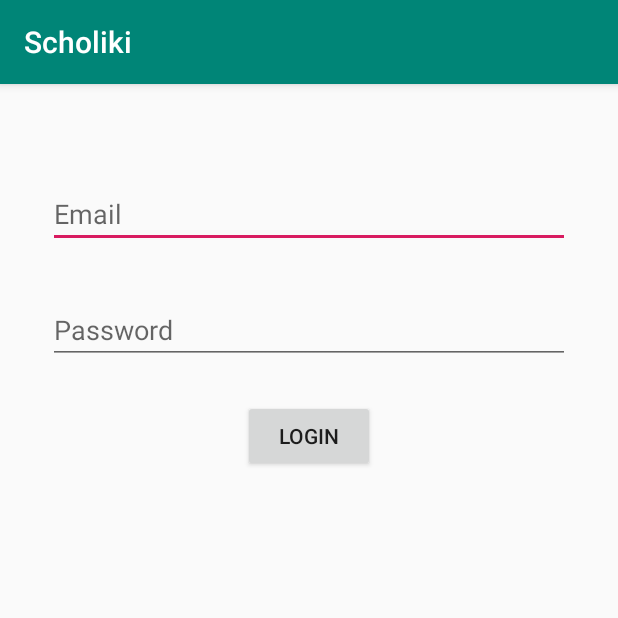
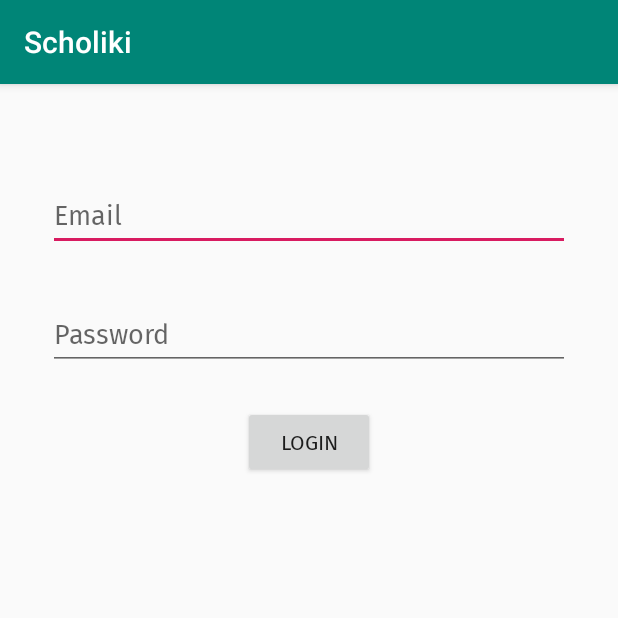
Before and after one commit to pixylife/Scholiki-Android-, an Android app: the LoginActivity screen opened directly, with no data from a screen before it, on a phone screen of 412 x 824 dp, the top half of it. Run offline under Robolectric (Android 15) with nearby library versions, the phone set to English and light mode, and no system bars.

Commit message:
Added login page validations

```diff
--- /dev/null
+++ b/app/src/main/java/com/azio/scholiki/model/User.kt
@@ -0,0 +1,6 @@
+package com.azio.scholiki.model
+
+/**
+ * Created by Sahan Thinusha on 11/8/2018.
+ */
+data class User( val email: String, val name: String, val password: String, val contactNo: String)
--- a/app/src/main/res/layout/activity_login.xml
+++ b/app/src/main/res/layout/activity_login.xml
@@ -12,6 +12,7 @@
             android:layout_width="wrap_content"
             android:layout_height="wrap_content"
             android:id="@+id/btnLogin" android:layout_marginTop="24dp"
+            android:fontFamily="@font/fira_sans_regular"
             app:layout_constraintTop_toBottomOf="@+id/edtPassword"
             app:layout_constraintStart_toStartOf="@+id/edtPassword"
             app:layout_constraintEnd_toEndOf="@+id/edtPassword"/>
@@ -22,6 +23,7 @@
             android:ems="10"
             android:id="@+id/edtEmail"
             android:hint="@string/edt_hint_email"
+            android:fontFamily="@font/fira_sans_regular"
             app:layout_constraintStart_toStartOf="parent" android:layout_marginStart="32dp"
             app:layout_constraintEnd_toEndOf="parent" android:layout_marginEnd="32dp" android:layout_marginTop="64dp"
             app:layout_constraintTop_toTopOf="parent"/>
@@ -31,6 +33,7 @@
             android:inputType="textPassword"
             android:ems="10"
             android:id="@+id/edtPassword"
+            android:fontFamily="@font/fira_sans_regular"
             android:hint="@string/edt_hint_password"
             app:layout_constraintStart_toStartOf="@+id/edtEmail" app:layout_constraintEnd_toEndOf="@+id/edtEmail"
             android:layout_marginTop="32dp" app:layout_constraintTop_toBottomOf="@+id/edtEmail"/>
--- a/app/src/main/res/values/strings.xml
+++ b/app/src/main/res/values/strings.xml
@@ -3,4 +3,8 @@
     <string name="edt_hint_email">Email</string>
     <string name="edt_hint_password">Password</string>
     <string name="btn_label_login">Login</string>
+
+    <string name="error_msg_emptyEmail"> Please enter your email</string>
+    <string name="error_msg_invalidEmail"> Please enter a valid email address</string>
+    <string name="error_msg_emptyPassword">Please enter a password</string>
 </resources>
```
Also changed, not shown: app/src/main/java/com/azio/scholiki/ui/login/LoginActivity.kt (+57 -0 lines).
